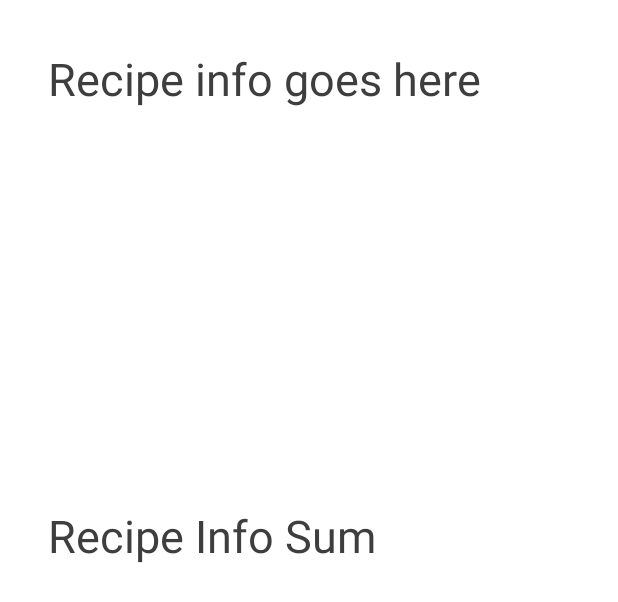
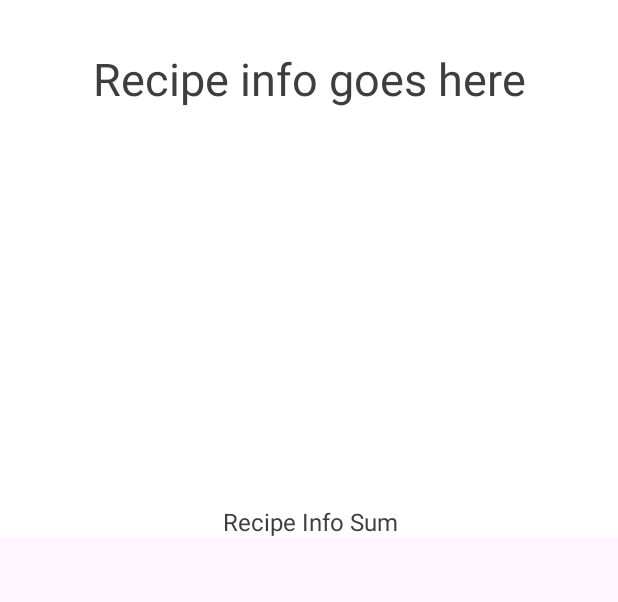
Before and after one commit to ricktang1992/CST2335Final, an Android app: the layout recipe_info.xml on its own in the app's theme, with its tools: preview values and no code run, on a phone screen of 412 x 824 dp. Shown: the top 602 px of the screen. Run offline under Robolectric (Android 15) with nearby library versions, the phone set to English and light mode, and no system bars.

Commit message:
add some makeup ui

```diff
--- a/app/src/main/java/algonquin/cst2335/cst2355final/ziyao/RecipeDetailsFragment.java
+++ b/app/src/main/java/algonquin/cst2335/cst2355final/ziyao/RecipeDetailsFragment.java
@@ -2,6 +2,8 @@ package algonquin.cst2335.cst2355final.ziyao;
 
 import android.graphics.Bitmap;
 import android.os.Bundle;
+import android.text.Html;
+import android.text.Spanned;
 import android.util.Log;
 import android.view.LayoutInflater;
 import android.view.View;
@@ -93,8 +95,10 @@ public class RecipeDetailsFragment extends Fragment {
                 (response) -> {
                     try {
                         String summary=response.getString("summary");
+
+                        Spanned spannedsummary= Html.fromHtml(summary,Html.FROM_HTML_MODE_LEGACY);
                         Log.d("WeatherResponse", "summary: " + summary);
-                        binding.recipeInfoSum.setText(summary);
+                        binding.recipeInfoSum.setText(spannedsummary);
                     } catch (JSONException e) {
                         throw new RuntimeException(e);
                     }
--- a/app/src/main/res/layout/recipe_info.xml
+++ b/app/src/main/res/layout/recipe_info.xml
@@ -1,7 +1,12 @@
 <?xml version="1.0" encoding="utf-8"?>
-<androidx.constraintlayout.widget.ConstraintLayout xmlns:android="http://schemas.android.com/apk/res/android"
+<androidx.core.widget.NestedScrollView
+    xmlns:android="http://schemas.android.com/apk/res/android"
     xmlns:app="http://schemas.android.com/apk/res-auto"
     xmlns:tools="http://schemas.android.com/tools"
+ android:layout_height="match_parent" android:layout_width="match_parent">
+
+
+<androidx.constraintlayout.widget.ConstraintLayout
     android:layout_width="match_parent"
     android:background="@color/white"
     android:layout_height="match_parent">
@@ -11,30 +16,37 @@
         android:id="@+id/recipeInfoTitle"
         android:layout_width="wrap_content"
         android:layout_height="wrap_content"
-        android:layout_marginStart="32dp"
-        android:textSize="30dp"
         android:layout_marginTop="32dp"
         android:text="@string/ziyaorecipename"
+        android:textSize="30dp"
+        app:layout_constraintEnd_toEndOf="parent"
         app:layout_constraintStart_toStartOf="parent"
         app:layout_constraintTop_toTopOf="parent" />
 
     <ImageView
         android:id="@+id/imageRecipe"
-        android:textSize="30dp"
         android:layout_width="200dp"
         android:layout_height="200dp"
         android:layout_marginTop="32dp"
-        app:layout_constraintStart_toStartOf="@+id/recipeInfoTitle"
+        android:textSize="30dp"
+        app:layout_constraintEnd_toEndOf="parent"
+        app:layout_constraintStart_toStartOf="parent"
         app:layout_constraintTop_toBottomOf="@+id/recipeInfoTitle" />
 
 
     <TextView
         android:id="@+id/recipeInfoSum"
-        android:textSize="30dp"
         android:layout_width="wrap_content"
         android:layout_height="wrap_content"
+        android:layout_marginStart="10dp"
         android:layout_marginTop="32dp"
+        android:layout_marginEnd="10dp"
         android:text="@string/ziyaorecipeInfoSum"
-        app:layout_constraintStart_toStartOf="@+id/imageRecipe"
+        android:textSize="16dp"
+        app:layout_constraintEnd_toEndOf="parent"
+        android:paddingLeft="8dp"
+        android:paddingRight="6dp"
+        app:layout_constraintStart_toStartOf="parent"
         app:layout_constraintTop_toBottomOf="@+id/imageRecipe" />
 </androidx.constraintlayout.widget.ConstraintLayout>
+</androidx.core.widget.NestedScrollView>
--- a/app/src/main/res/layout/recipe_main.xml
+++ b/app/src/main/res/layout/recipe_main.xml
@@ -10,11 +10,12 @@
     android:layout_height="match_parent">
 <androidx.appcompat.widget.Toolbar
     android:layout_width="match_parent"
-    android:layout_height="50dp"
+    android:layout_height="wrap_content"
     app:layout_constraintEnd_toEndOf="parent"
     app:layout_constraintStart_toStartOf="parent"
     app:layout_constraintTop_toTopOf="parent"
-    android:id="@+id/myZiyaoToolBar"/>
+    android:id="@+id/myZiyaoToolBar"
+    android:background="@color/my_primary"/>
     <FrameLayout
         android:id="@+id/ziyaofragmentLocation"
         android:layout_width="match_parent"
--- a/app/src/main/res/layout/recipe_search.xml
+++ b/app/src/main/res/layout/recipe_search.xml
@@ -10,11 +10,12 @@
     android:layout_height="match_parent">
 <androidx.appcompat.widget.Toolbar
     android:layout_width="match_parent"
-    android:layout_height="50dp"
+    android:layout_height="wrap_content"
     app:layout_constraintEnd_toEndOf="parent"
     app:layout_constraintStart_toStartOf="parent"
     app:layout_constraintTop_toTopOf="parent"
-    android:id="@+id/myZiyaoToolBar"/>
+    android:id="@+id/myZiyaoToolBar"
+    android:background="@color/my_primary"/>
     <FrameLayout
         android:id="@+id/ziyaofragmentLocation"
         android:layout_width="match_parent"
--- a/app/src/main/res/layout/recipe_title.xml
+++ b/app/src/main/res/layout/recipe_title.xml
@@ -10,7 +10,9 @@
         android:id="@+id/recipeTitle"
         android:layout_width="wrap_content"
         android:layout_height="wrap_content"
+        android:textColor="@color/title"
         android:layout_marginTop="20dp"
+        android:paddingLeft="24dp"
         android:text="@string/ziyaoRecipetitlegoeshere"
         android:textSize="30dp"
         app:layout_constraintEnd_toEndOf="parent"
```
